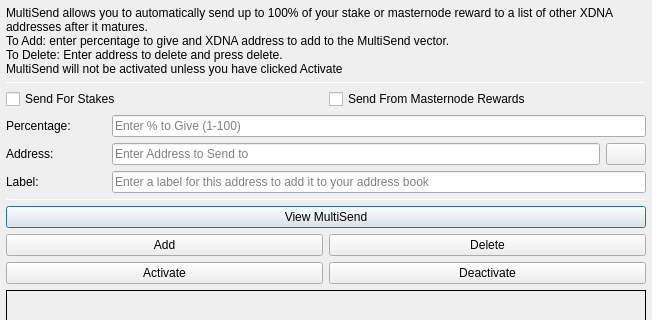
First picture: the form in src/qt/forms/multisenddialog.ui, repository Pubfred/ZDNA, before the edit; both pictures show x 0 to 652 and y 0 to 320 of the 652 by 462 pixel window.
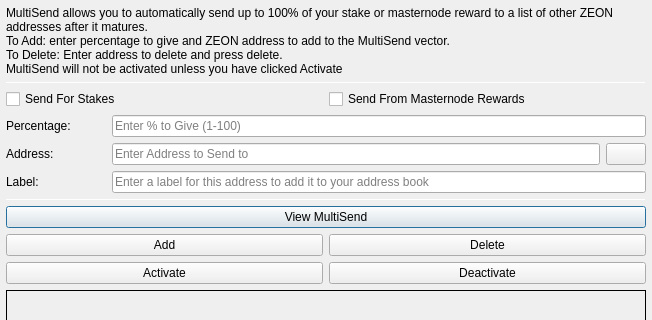
Second picture: the form after the edit. Icons and pictures are not drawn.

```diff
--- a/src/qt/forms/multisenddialog.ui
+++ b/src/qt/forms/multisenddialog.ui
@@ -37,8 +37,8 @@
         <number>1</number>
        </property>
        <property name="text">
-        <string>MultiSend allows you to automatically send up to 100% of your stake or masternode reward to a list of other XDNA addresses after it matures.
-To Add: enter percentage to give and XDNA address to add to the MultiSend vector.
+        <string>MultiSend allows you to automatically send up to 100% of your stake or masternode reward to a list of other ZEON addresses after it matures.
+To Add: enter percentage to give and ZEON address to add to the MultiSend vector.
 To Delete: Enter address to delete and press delete.
 MultiSend will not be activated unless you have clicked Activate</string>
        </property>
```
